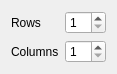
Old version of the form main/spectra/src/GeometrySelector.ui in the repository FRIBDAQ/SpecTcl.
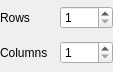
New version of the form.

Commit message: Improves ViewDrawPanel layout, adds draw button

Diff of the .ui file:
```diff
--- a/main/spectra/src/GeometrySelector.ui
+++ b/main/spectra/src/GeometrySelector.ui
@@ -20,6 +20,18 @@
    <string>Form</string>
   </property>
   <layout class="QGridLayout" name="gridLayout">
+   <property name="leftMargin">
+    <number>0</number>
+   </property>
+   <property name="topMargin">
+    <number>0</number>
+   </property>
+   <property name="rightMargin">
+    <number>0</number>
+   </property>
+   <property name="bottomMargin">
+    <number>0</number>
+   </property>
    <item row="0" column="0">
     <widget class="QLabel" name="label">
      <property name="text">
```
The commit also changes 3 other files.
